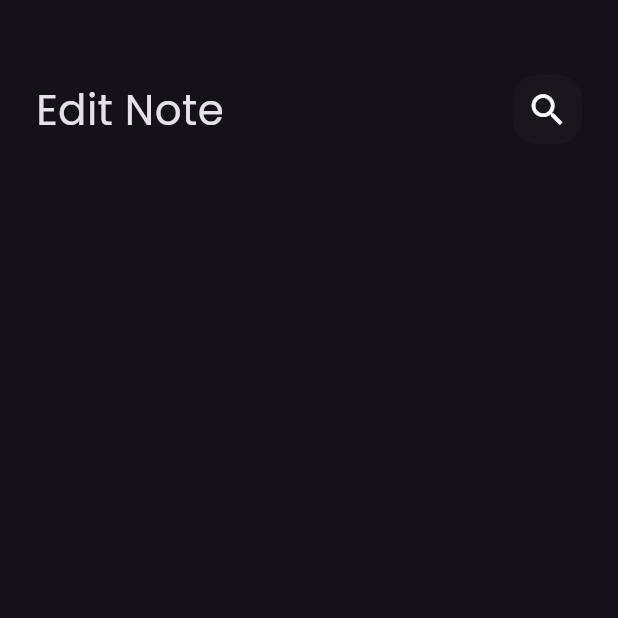
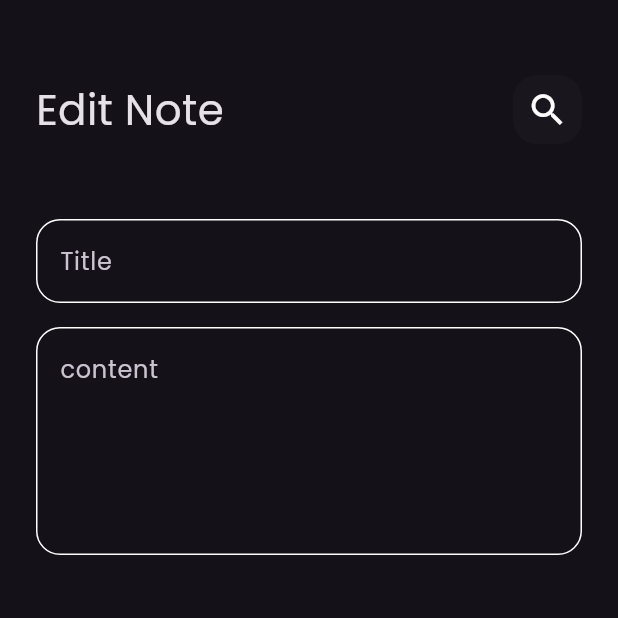
Before and after one commit to anasmohamed13/notes_app, a Flutter app: the EditNoteView screen opened directly, on a phone screen of 412 x 824 dp, the top half of it. Run offline on Flutter 3.47's test engine with Material 3 defaults, Android fonts, the phone set to English and light mode, and no system bars.

Commit message:
edit note view ui done

```diff
--- a/lib/view/edit_note_view_body.dart
+++ b/lib/view/edit_note_view_body.dart
@@ -1,5 +1,6 @@
 import 'package:flutter/material.dart';
 import 'package:mynoteapp/widgets/custom_app_bar.dart';
+import 'package:mynoteapp/widgets/custom_text_field.dart';
 
 class EditNotesViewBody extends StatelessWidget {
   const EditNotesViewBody({super.key});
@@ -17,6 +18,17 @@ class EditNotesViewBody extends StatelessWidget {
             title: 'Edit Note',
             icon: Icons.check,
           ),
+          SizedBox(
+            height: 50,
+          ),
+          CustomTextField(hint: 'Title'),
+          SizedBox(
+            height: 16,
+          ),
+          CustomTextField(
+            hint: 'content',
+            maxLines: 5,
+          ),
         ],
       ),
     );
```
